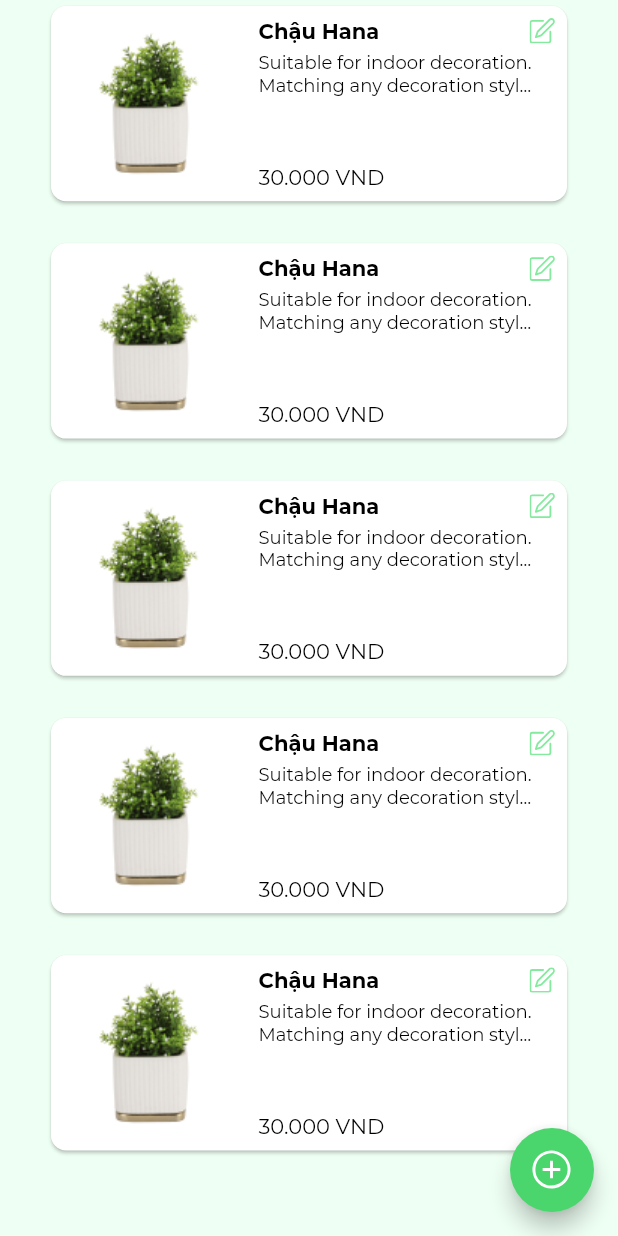
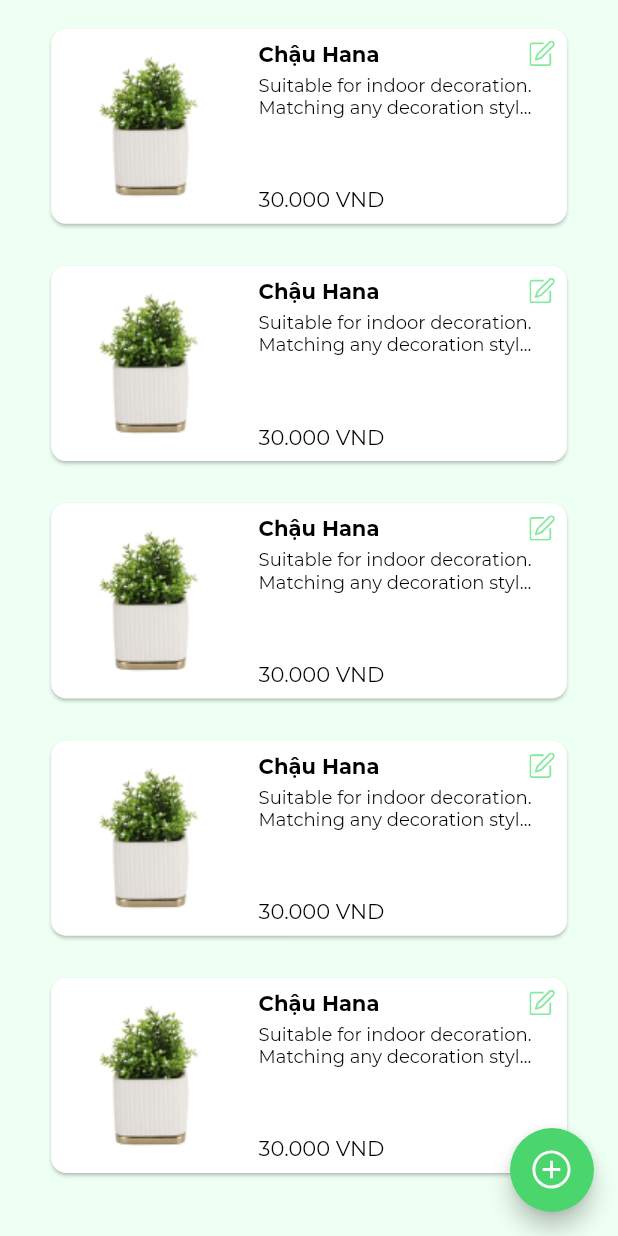
Before and after one commit to nxhung1610/flower-store, a Flutter app: the HomePage screen opened directly, on a phone screen of 412 x 824 dp. Run offline on Flutter 3.47's test engine with Material 2 defaults, Android fonts, the phone set to English and light mode, and no system bars; our stand-ins replace bloc, equatable, flutter_bloc, flutter_screenutil, flutter_spinkit, flutter_svg and 1 more; accounts and stored records are empty; project files that could hold a hidden picture were left out.

Commit message:
[UPDATE] homepage fix

```diff
--- a/lib/src/screens/main/home/home_page.dart
+++ b/lib/src/screens/main/home/home_page.dart
@@ -2,6 +2,7 @@
 import 'package:flower_store/src/screens/main/home/widget/product_widget.dart';
 import 'package:flower_store/src/utils/themes/app_colors.dart';
 import 'package:flutter/material.dart';
+import 'package:flutter_screenutil/flutter_screenutil.dart';
 import 'package:flutter_svg/flutter_svg.dart';
 
 class HomePage extends StatefulWidget {
@@ -17,9 +18,11 @@
     return Scaffold(
       backgroundColor: AppColors.color4,
       body: Container(
-        margin: EdgeInsets.symmetric(horizontal: 30),
-        child: ListView.builder(
+        margin: EdgeInsets.symmetric(horizontal: 30.w, vertical: 15.h),
+        child: ListView.separated(
           itemCount: 5,
+          separatorBuilder: (BuildContext context, int index) =>
+              SizedBox(height: 20.h),
           itemBuilder: (context, index) {
             return ProductWidget();
           },
--- a/lib/src/screens/main/home/widget/product_widget.dart
+++ b/lib/src/screens/main/home/widget/product_widget.dart
@@ -9,7 +9,6 @@
   @override
   Widget build(BuildContext context) {
     return Container(
-      margin: EdgeInsets.only(bottom: 20.h),
       child: Card(
         shape: RoundedRectangleBorder(
           borderRadius: BorderRadius.circular(10.w),
```
